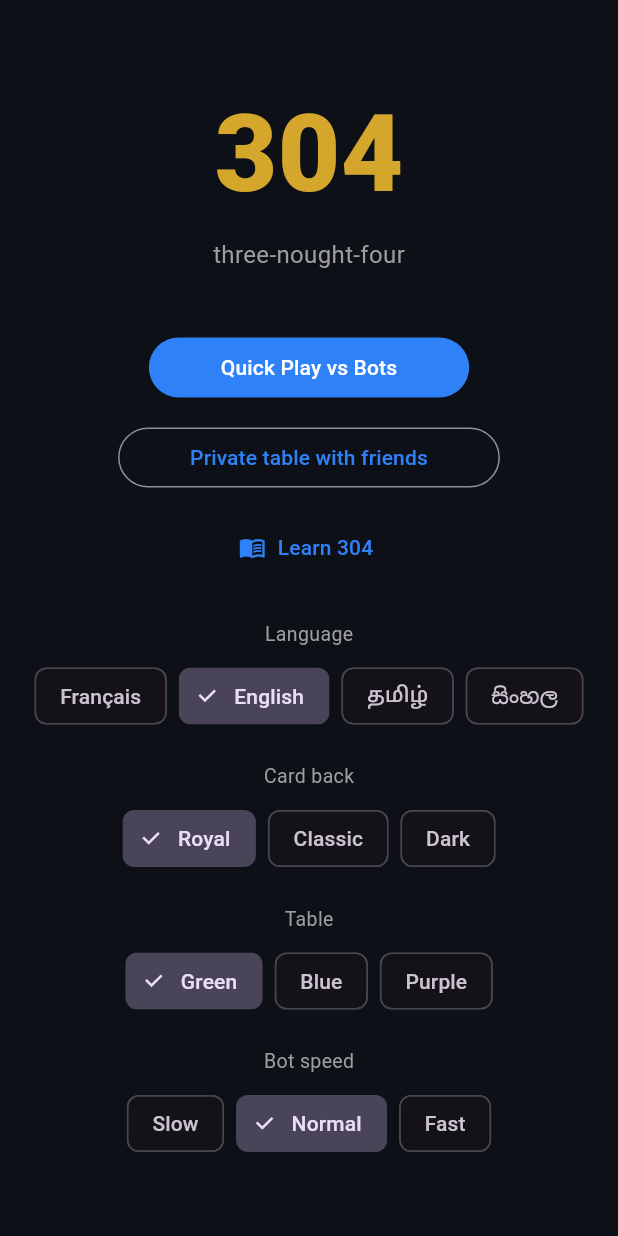
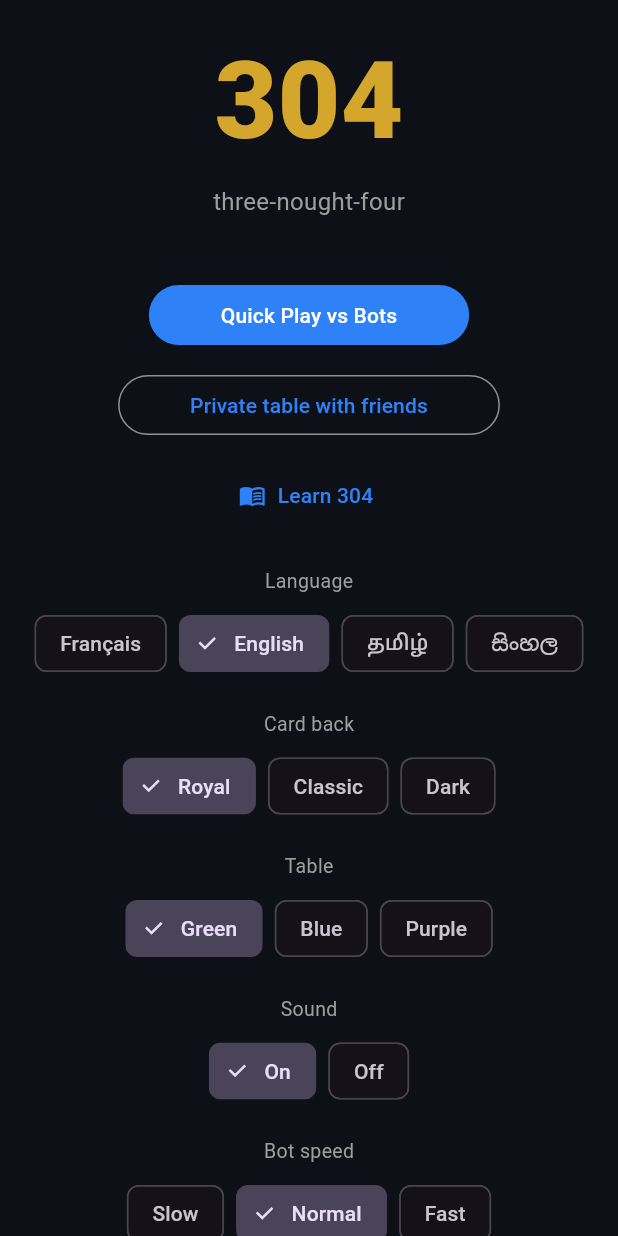
Before and after one commit to kamalrajmuruganathan/304, a Flutter app: the screen it shows after launch, on a phone screen of 412 x 824 dp. Run offline on Flutter 3.47's test engine with Material 3 defaults, Android fonts, the phone set to English and light mode, and no system bars; our stand-ins replace audioplayers, shared_preferences; generated files the repository leaves out were written again; project files that could hold a hidden picture were left out.

Commit message:
Sons : carte, pli, donne gagnée/perdue (bips du prototype) + réglage Son mémorisé
Co-Authored-By: Claude Opus 5.5 <noreply@anthropic.com>
Claude-Session: https://claude.ai/code/session_01F8kCAA4No8V48sMtw6FYcY

```diff
--- a/lib/l10n/app_en.arb
+++ b/lib/l10n/app_en.arb
@@ -286,5 +286,8 @@
         "type": "String"
       }
     }
-  }
+  },
+  "sound": "Sound",
+  "on": "On",
+  "off": "Off"
 }
--- a/lib/l10n/app_fr.arb
+++ b/lib/l10n/app_fr.arb
@@ -134,5 +134,8 @@
   "resumeTable": "Reprendre la table {code}",
   "chat": "Discussion",
   "chatHint": "Message…",
-  "send": "Envoyer"
+  "send": "Envoyer",
+  "sound": "Son",
+  "on": "Activé",
+  "off": "Coupé"
 }
--- a/lib/l10n/app_si.arb
+++ b/lib/l10n/app_si.arb
@@ -134,5 +134,8 @@
   "resumeTable": "මේසය {code} වෙත නැවත යන්න",
   "chat": "කතාබහ",
   "chatHint": "පණිවිඩය…",
-  "send": "යවන්න"
+  "send": "යවන්න",
+  "sound": "ශබ්දය",
+  "on": "සක්‍රිය",
+  "off": "අක්‍රිය"
 }
--- a/lib/l10n/app_ta.arb
+++ b/lib/l10n/app_ta.arb
@@ -134,5 +134,8 @@
   "resumeTable": "மேசை {code}-க்குத் திரும்பு",
   "chat": "அரட்டை",
   "chatHint": "செய்தி…",
-  "send": "அனுப்பு"
+  "send": "அனுப்பு",
+  "sound": "ஒலி",
+  "on": "இயக்கு",
+  "off": "அணை"
 }
--- a/lib/main.dart
+++ b/lib/main.dart
@@ -188,6 +188,13 @@ class HomeScreen extends StatelessWidget {
                     onSelect: setFelt,
                     keyPrefix: 'felt'),
                 const SizedBox(height: 20),
+                _OptionRow(
+                    label: l.sound,
+                    notifier: sound,
+                    options: {'on': l.on, 'off': l.off},
+                    onSelect: setSound,
+                    keyPrefix: 'sound'),
+                const SizedBox(height: 20),
                 Text(l.speed,
                     style:
                         TextStyle(color: Colors.grey.shade500, fontSize: 13)),
--- a/lib/settings.dart
+++ b/lib/settings.dart
@@ -94,9 +94,21 @@ Future<void> setFelt(String v) async {
   } catch (_) {}
 }
 
+/// Son activé ('on') ou coupé ('off'), comme `sound304` du prototype.
+final ValueNotifier<String> sound = ValueNotifier<String>('on');
+bool get soundEnabled => sound.value == 'on';
+
+Future<void> setSound(String v) async {
+  sound.value = v;
+  try {
+    await (await SharedPreferences.getInstance()).setString('sound304', v);
+  } catch (_) {}
+}
+
 Future<void> loadSettings() async {
   try {
     final prefs = await SharedPreferences.getInstance();
+    if (prefs.getString('sound304') == 'off') sound.value = 'off';
     final b = prefs.getString('back304');
     if (b != null && kBacks.contains(b)) cardBack.value = b;
     final f = prefs.getString('felt304');
--- a/lib/ui/game_screen.dart
+++ b/lib/ui/game_screen.dart
@@ -3,6 +3,7 @@ import '../engine/engine.dart';
 import '../ai/bots.dart';
 import '../l10n/app_localizations.dart';
 import '../settings.dart';
+import '../sound.dart';
 
 // Palette « table royale » (miroir du prototype web validé).
 const _gold = Color(0xFFE3C565);
@@ -427,6 +428,7 @@ class _GameScreenState extends State<GameScreen> {
   }
 
   void _afterPlay(Map<String, dynamic> r) {
+    playSfx(r['trickDone'] == true ? Sfx.trick : Sfx.card);
     if (r['trickDone'] == true) {
       _lastTrick = r;
       setState(() => _doneTrick = r['cards'] as List<TrickPlay>);
@@ -491,6 +493,7 @@ class _GameScreenState extends State<GameScreen> {
         s['success'] == true ? s['tmTeam'] == 'NS' : s['tmTeam'] == 'EW';
     final over = r['gameOver'] == true;
     recordDeal(won: nsWon);
+    playSfx(nsWon ? Sfx.win : Sfx.lose);
     showDialog<void>(
       context: context,
       barrierDismissible: false,
--- a/pubspec.yaml
+++ b/pubspec.yaml
@@ -8,6 +8,7 @@ environment:
   flutter: ">=3.22.0"
 
 dependencies:
+  audioplayers: ^6.8.1
   flutter:
     sdk: flutter
   flutter_localizations:
@@ -26,6 +27,7 @@ flutter:
   generate: true   # génère les classes de localisation depuis lib/l10n/*.arb
   assets:
     - assets/
+    - assets/sounds/
   fonts:
     # ♠ ♣ ♦ ♥ (sous-ensemble de Noto Sans Symbols 2, licence OFL :
     # assets/fonts/OFL-NotoSansSymbols2.txt) — évite de dépendre du
```
Also changed, not shown: lib/sound.dart (added, +20 -0 lines), lib/ui/online_screen.dart (+22 -0 lines), 6 other files.
